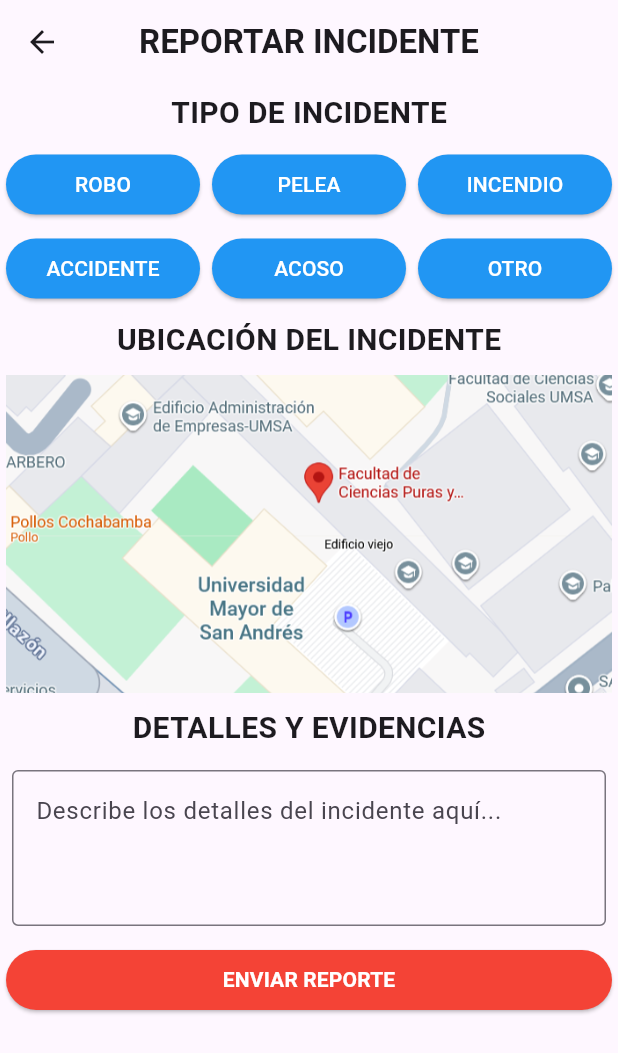
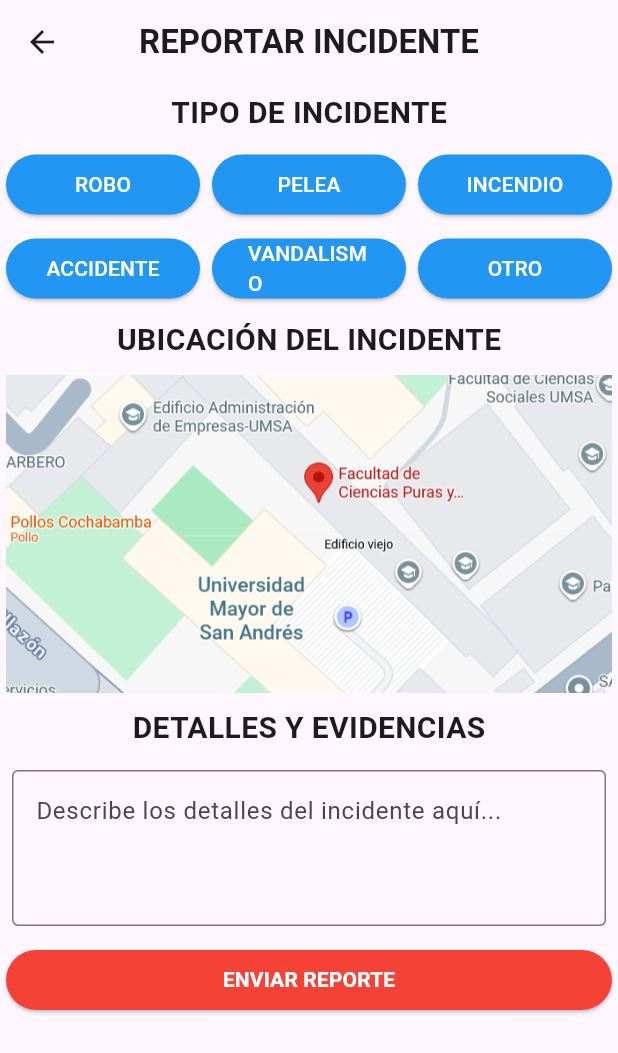
Before and after one commit to dorkzos/grupo10_proyectoFlutter_avanzado, a Flutter app: the HacerReporte screen opened directly, on a phone screen of 412 x 824 dp. Shown: the top 1053 px of the screen. Run offline on Flutter 3.47's test engine with Material 3 defaults, Android fonts, the phone set to English and light mode, and no system bars.

```diff
--- a/lib/pantallas/reportar.dart
+++ b/lib/pantallas/reportar.dart
@@ -92,7 +92,7 @@ body: Column(
                       backgroundColor: Colors.blue,
                     ),
                     onPressed: () {},
-                    child: const Text('ACOSO', style: TextStyle(color: Colors.white))),
+                    child: const Text('VANDALISMO', style: TextStyle(color: Colors.white))),
                 ),
               ),
               Expanded(
```
